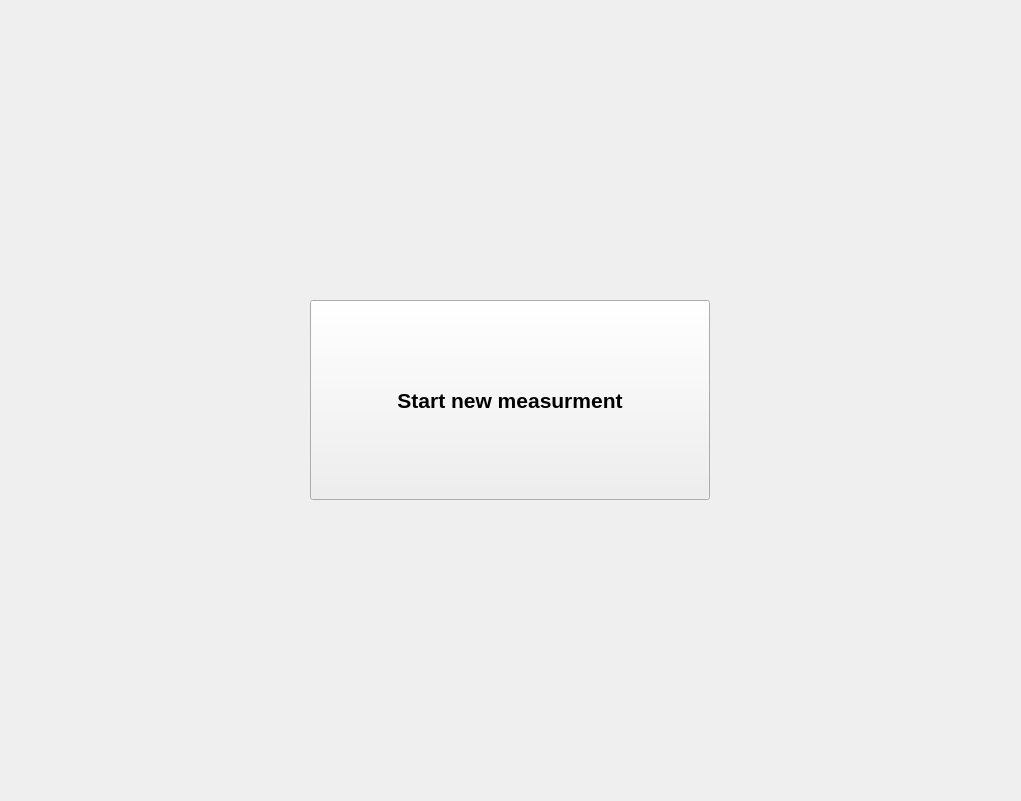
Before: the Qt Designer form package/measure/gui_measure.ui in ljengic/BLE_desktop_application, drawn with Qt 5.
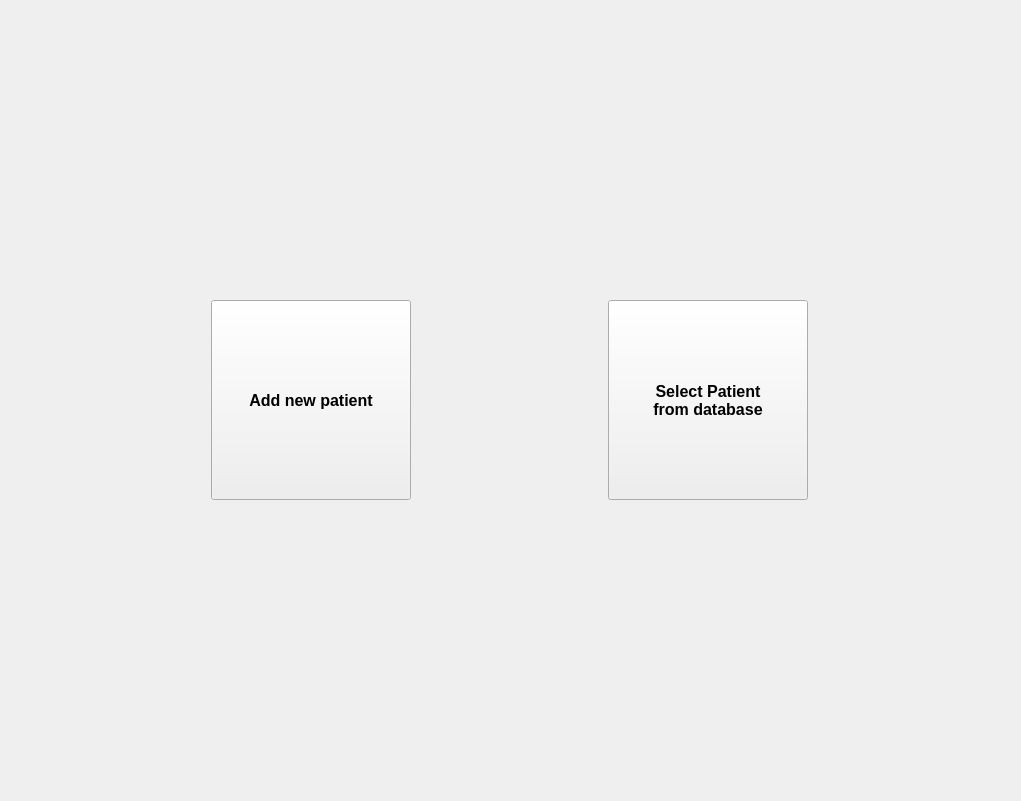
After: the same form once the commit is applied.

```diff
--- a/package/measure/gui_measure.ui
+++ b/package/measure/gui_measure.ui
@@ -20,30 +20,57 @@
       <number>0</number>
      </property>
      <widget class="QWidget" name="page">
-      <layout class="QGridLayout" name="gridLayout">
-       <item row="0" column="0">
-        <widget class="QPushButton" name="btn_start_new_measurment">
+      <layout class="QHBoxLayout" name="horizontalLayout_17">
+       <item>
+        <widget class="QPushButton" name="bnt_new_patient">
          <property name="minimumSize">
           <size>
-           <width>400</width>
+           <width>200</width>
            <height>200</height>
           </size>
          </property>
          <property name="maximumSize">
           <size>
-           <width>400</width>
+           <width>200</width>
            <height>200</height>
           </size>
          </property>
          <property name="font">
           <font>
-           <pointsize>16</pointsize>
+           <pointsize>12</pointsize>
            <weight>75</weight>
            <bold>true</bold>
           </font>
          </property>
          <property name="text">
-          <string>Start new measurment</string>
+          <string>Add new patient</string>
+         </property>
+        </widget>
+       </item>
+       <item>
+        <widget class="QPushButton" name="btn_select_patient">
+         <property name="minimumSize">
+          <size>
+           <width>200</width>
+           <height>200</height>
+          </size>
+         </property>
+         <property name="maximumSize">
+          <size>
+           <width>200</width>
+           <height>200</height>
+          </size>
+         </property>
+         <property name="font">
+          <font>
+           <pointsize>12</pointsize>
+           <weight>75</weight>
+           <bold>true</bold>
+          </font>
+         </property>
+         <property name="text">
+          <string>Select Patient 
+from database</string>
          </property>
         </widget>
        </item>
```
